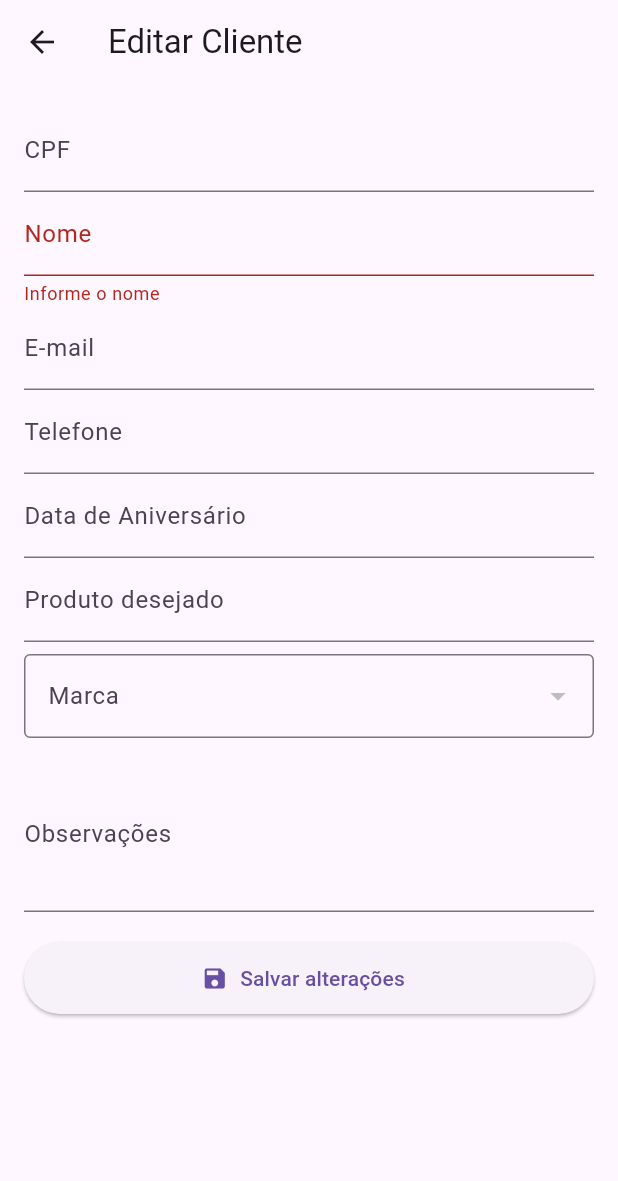
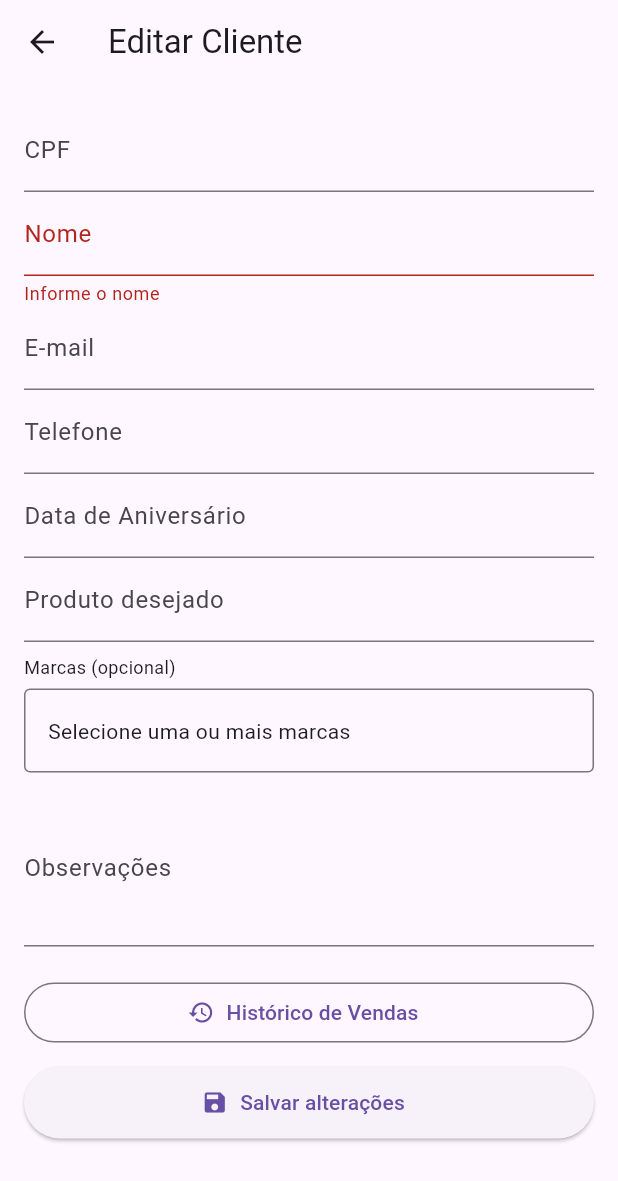
Before and after one commit to PJosquin/cadastro_clientes_final, a Flutter app: the EditarClienteDetalhePage screen opened directly with empty values, after a tap on "Salvar alterações", on a phone screen of 412 x 824 dp. Shown: the top 1181 px of the screen. Run offline on Flutter 3.47's test engine with Material 3 defaults, Android fonts, the light colour scheme and no system bars; our stand-ins replace cloud_firestore, firebase_core, flutter_masked_text2, font_awesome_flutter, mask_text_input_formatter; missing offline and left inert: mobile_scanner, qr_code_scanner; accounts and stored records are empty.

Commit message:
Recoloca botão 'Histórico de Vendas' na edição de cliente (sem alterar demais funções)

```diff
--- a/lib/editar_cliente_detalhe_page.dart
+++ b/lib/editar_cliente_detalhe_page.dart
@@ -1,7 +1,7 @@
 import 'package:flutter/material.dart';
 import 'package:cloud_firestore/cloud_firestore.dart';
 import 'package:flutter_masked_text2/flutter_masked_text2.dart';
-import 'package:cadastro_clientes/historico_vendas_page.dart';
+import 'historico_vendas_page.dart'; // ✅ IMPORTADO para abrir o histórico
 
 class EditarClienteDetalhePage extends StatefulWidget {
   final String clienteId;
@@ -28,22 +28,46 @@ class _EditarClienteDetalhePageState extends State<EditarClienteDetalhePage> {
   late final TextEditingController produtoController;
   late final TextEditingController observacoesController;
 
-  String? _marcaSelecionada;
+  List<String> _todasMarcas = [];
+  List<String> _marcasSelecionadas = [];
 
   @override
   void initState() {
     super.initState();
+
     final d = widget.dadosCliente;
 
-    cpfController = MaskedTextController(mask: '000.000.000-00', text: (d['cpf'] ?? '').toString());
+    cpfController = MaskedTextController(
+      mask: '000.000.000-00',
+      text: (d['cpf'] ?? '').toString(),
+    );
     nomeController = TextEditingController(text: (d['nome'] ?? '').toString());
     emailController = TextEditingController(text: (d['email'] ?? '').toString());
-    telefoneController = MaskedTextController(mask: '(00) 00000-0000', text: (d['telefone'] ?? '').toString());
-    aniversarioController = MaskedTextController(mask: '00/00/0000', text: (d['aniversario'] ?? '').toString());
+    telefoneController = MaskedTextController(
+      mask: '(00) 00000-0000',
+      text: (d['telefone'] ?? '').toString(),
+    );
+    aniversarioController = MaskedTextController(
+      mask: '00/00/0000',
+      text: (d['aniversario'] ?? '').toString(),
+    );
     produtoController = TextEditingController(text: (d['produto'] ?? '').toString());
     observacoesController = TextEditingController(text: (d['observacoes'] ?? '').toString());
 
-    _marcaSelecionada = (d['marca'] ?? '').toString().isNotEmpty ? (d['marca'] as String) : null;
+    // marcas selecionadas (novo array) com compat ao campo antigo 'marca'
+    if (d['marcas'] is List) {
+      _marcasSelecionadas = (d['marcas'] as List)
+          .map((e) => e?.toString() ?? '')
+          .where((s) => s.trim().isNotEmpty)
+          .cast<String>()
+          .toList();
+    } else if ((d['marca'] ?? '').toString().trim().isNotEmpty) {
+      _marcasSelecionadas = [(d['marca'] as String).trim()];
+    } else {
+      _marcasSelecionadas = [];
+    }
+
+    _carregarMarcas();
   }
 
   @override
@@ -58,6 +82,176 @@ class _EditarClienteDetalhePageState extends State<EditarClienteDetalhePage> {
     super.dispose();
   }
 
+  Future<void> _carregarMarcas() async {
+    try {
+      final snap = await FirebaseFirestore.instance
+          .collection('marcas')
+          .orderBy('nome')
+          .get();
+      final lista = snap.docs
+          .map((d) => (d.data()['nome']?.toString() ?? '').trim())
+          .where((s) => s.isNotEmpty)
+          .toList();
+      setState(() {
+        _todasMarcas = lista;
+      });
+    } catch (_) {/* silencioso */}
+  }
+
+  void _abrirSeletorMarcas() {
+    final selecionadasTemp = Set<String>.from(_marcasSelecionadas);
+
+    showModalBottomSheet(
+      context: context,
+      showDragHandle: true,
+      isScrollControlled: true,
+      builder: (ctx) {
+        return SafeArea(
+          child: Padding(
+            padding: EdgeInsets.only(
+              left: 16, right: 16, top: 8,
+              bottom: 16 + MediaQuery.of(ctx).viewInsets.bottom,
+            ),
+            child: Column(
+              mainAxisSize: MainAxisSize.min,
+              children: [
+                const Text(
+                  'Selecione uma ou mais marcas',
+                  style: TextStyle(fontWeight: FontWeight.bold),
+                ),
+                const SizedBox(height: 8),
+                SizedBox(
+                  height: 320,
+                  child: _todasMarcas.isEmpty
+                      ? const Center(child: CircularProgressIndicator())
+                      : ListView.builder(
+                          itemCount: _todasMarcas.length,
+                          itemBuilder: (c, i) {
+                            final m = _todasMarcas[i];
+                            final marcado = selecionadasTemp.contains(m);
+                            return CheckboxListTile(
+                              value: marcado,
+                              title: Text(m),
+                              onChanged: (v) {
+                                if (v == true) {
+                                  selecionadasTemp.add(m);
+                                } else {
+                                  selecionadasTemp.remove(m);
+                                }
+                                (ctx as Element).markNeedsBuild();
+                              },
+                            );
+                          },
+                        ),
+                ),
+                const SizedBox(height: 8),
+                Row(
+                  children: [
+                    Expanded(
+                      child: OutlinedButton(
+                        onPressed: () => Navigator.pop(ctx),
+                        child: const Text('Cancelar'),
+                      ),
+                    ),
+                    const SizedBox(width: 12),
+                    Expanded(
+                      child: ElevatedButton(
+                        onPressed: () {
+                          setState(() {
+                            _marcasSelecionadas = selecionadasTemp.toList()..sort();
+                          });
+                          Navigator.pop(ctx);
+                        },
+                        child: const Text('Aplicar'),
+                      ),
+                    ),
+                  ],
+                ),
+              ],
+            ),
+          ),
+        );
+      },
+    );
+  }
+
+  Widget _campoMultiMarcas() {
+    final hasSel = _marcasSelecionadas.isNotEmpty;
+    return Column(
+      crossAxisAlignment: CrossAxisAlignment.start,
+      children: [
+        const Text('Marcas (opcional)', style: TextStyle(fontSize: 12)),
+        const SizedBox(height: 6),
+        InkWell(
+          onTap: _abrirSeletorMarcas,
+          child: InputDecorator(
+            isFocused: false,
+            decoration: const InputDecoration(
+              border: OutlineInputBorder(),
+              hintText: 'Selecione uma ou mais marcas',
+            ),
+            child: hasSel
+                ? Wrap(
+                    spacing: 6,
+                    runSpacing: -6,
+                    children: _marcasSelecionadas
+                        .map((m) => Chip(
+                              label: Text(m),
+                              materialTapTargetSize: MaterialTapTargetSize.shrinkWrap,
+                              onDeleted: () {
+                                setState(() {
+                                  _marcasSelecionadas.remove(m);
+                                });
+                              },
+                            ))
+                        .toList(),
+                  )
+                : const Text('Selecione uma ou mais marcas'),
+          ),
+        ),
+      ],
+    );
+  }
+
+  Future<void> _salvar() async {
+    if (!_formKey.currentState!.validate()) return;
+
+    final nomeCru = nomeController.text.trim();
+    final nome = _capitalizarNome(nomeCru);
+    nomeController.text = nome;
+
+    final data = <String, dynamic>{
+      'cpf': cpfController.text.trim(),
+      'nome': nome,
+      'email': emailController.text.trim(),
+      'telefone': telefoneController.text.trim(),
+      'aniversario': aniversarioController.text.trim(),
+      'produto': produtoController.text.trim(),
+      'observacoes': observacoesController.text.trim(),
+      // compat
+      'marca': _marcasSelecionadas.isNotEmpty ? _marcasSelecionadas.first : '',
+      'marcas': _marcasSelecionadas,
+    };
+
+    try {
+      await FirebaseFirestore.instance
+          .collection('clientes')
+          .doc(widget.clienteId)
+          .update(data);
+
+      if (!mounted) return;
+      ScaffoldMessenger.of(context).showSnackBar(
+        const SnackBar(content: Text('Cliente atualizado com sucesso!')),
+      );
+      Navigator.pop(context, true);
+    } catch (e) {
+      if (!mounted) return;
+      ScaffoldMessenger.of(context).showSnackBar(
+        SnackBar(content: Text('Erro ao salvar: $e')),
+      );
+    }
+  }
+
   String _capitalizarNome(String nome) {
     final partes = nome
         .trim()
@@ -66,38 +260,6 @@ class _EditarClienteDetalhePageState extends State<EditarClienteDetalhePage> {
         .map((p) => p[0].toUpperCase() + (p.length > 1 ? p.substring(1).toLowerCase() : ''))
         .toList();
     return partes.join(' ');
-  }
-
-  Future<void> _salvarAlteracoes() async {
-    if (!_formKey.currentState!.validate()) return;
-
-    final nomeCru = nomeController.text.trim();
-    final nome = _capitalizarNome(nomeCru); // ✅ capitaliza ao editar
-
-    try {
-      await FirebaseFirestore.instance.collection('clientes').doc(widget.clienteId).update({
-        'cpf': cpfController.text.trim(),
-        'nome': nome, // ✅ salvo capitalizado
-        'email': emailController.text.trim(),
-        'telefone': telefoneController.text.trim(),
-        'aniversario': aniversarioController.text.trim(),
-        'produto': produtoController.text.trim(),
-        'marca': _marcaSelecionada ?? '',
-        'observacoes': observacoesController.text.trim(),
-        // 'dataCadastro' não é alterado aqui
-      });
-
-      if (!mounted) return;
-      ScaffoldMessenger.of(context).showSnackBar(
-        const SnackBar(content: Text('Alterações salvas!')),
-      );
-      Navigator.pop(context); // volta para a lista
-    } catch (e) {
-      if (!mounted) return;
-      ScaffoldMessenger.of(context).showSnackBar(
-        SnackBar(content: Text('Erro ao salvar: $e')),
-      );
-    }
   }
 
   @override
@@ -110,14 +272,14 @@ class _EditarClienteDetalhePageState extends State<EditarClienteDetalhePage> {
           key: _formKey,
           child: ListView(
             children: [
-              // CPF (opcional)
+              // CPF
               TextFormField(
                 controller: cpfController,
                 keyboardType: TextInputType.number,
                 decoration: const InputDecoration(labelText: 'CPF'),
               ),
 
-              // Nome (obrigatório) — capitalizado no salvar
+              // Nome
               TextFormField(
                 controller: nomeController,
                 decoration: const InputDecoration(labelText: 'Nome'),
@@ -157,39 +319,9 @@ class _EditarClienteDetalhePageState extends State<EditarClienteDetalhePage> {
               ),
 
               const SizedBox(height: 8),
-              // Dropdown de marcas (opcional)
-              StreamBuilder<QuerySnapshot>(
-                stream: FirebaseFirestore.instance
-                    .collection('marcas')
-                    .orderBy('nome')
-                    .snapshots(),
-                builder: (context, snapshot) {
-                  final itens = snapshot.hasData
-                      ? snapshot.data!.docs
-                          .map((d) => (d.data() as Map<String, dynamic>)['nome']?.toString() ?? '')
-                          .where((s) => s.isNotEmpty)
-                          .toList()
-                      : <String>[];
 
-                  return DropdownButtonFormField<String>(
-                    value: (_marcaSelecionada != null && itens.contains(_marcaSelecionada))
-                        ? _marcaSelecionada
-                        : null,
-                    items: itens
-                        .map((m) => DropdownMenuItem<String>(
-                              value: m,
-                              child: Text(m),
-                            ))
-                        .toList(),
-                    onChanged: (v) => setState(() => _marcaSelecionada = v),
-                    decoration: const InputDecoration(
-                      labelText: 'Marca',
-                      border: OutlineInputBorder(),
-                    ),
-                    isExpanded: true,
-                  );
-                },
-              ),
+              // Multi-marcas
+              _campoMultiMarcas(),
 
               const SizedBox(height: 12),
 
@@ -202,12 +334,38 @@ class _EditarClienteDetalhePageState extends State<EditarClienteDetalhePage> {
 
               const SizedBox(height: 20),
 
+              // 🔵 Botão Histórico de Vendas (novo, secundário)
+              SizedBox(
+                width: double.infinity,
+                child: OutlinedButton.icon(
+                  icon: const Icon(Icons.history),
+                  label: const Text('Histórico de Vendas'),
+                  onPressed: () {
+                    final nomeAtual = (nomeController.text.trim().isNotEmpty)
+                        ? nomeController.text.trim()
+                        : (widget.dadosCliente['nome'] ?? '').toString();
+                    Navigator.push(
+                      context,
+                      MaterialPageRoute(
+                        builder: (_) => HistoricoVendasPage(
+                          clienteId: widget.clienteId,
+                          nomeCliente: _capitalizarNome(nomeAtual),
+                        ),
+                      ),
+                    );
+                  },
+                ),
+              ),
+
+              const SizedBox(height: 12),
+
+              // Salvar
               SizedBox(
                 width: double.infinity,
                 child: ElevatedButton.icon(
-                  onPressed: _salvarAlteracoes,
                   icon: const Icon(Icons.save),
                   label: const Text('Salvar alterações'),
+                  onPressed: _salvar,
                   style: ElevatedButton.styleFrom(
                     minimumSize: const Size.fromHeight(48),
                   ),
```
